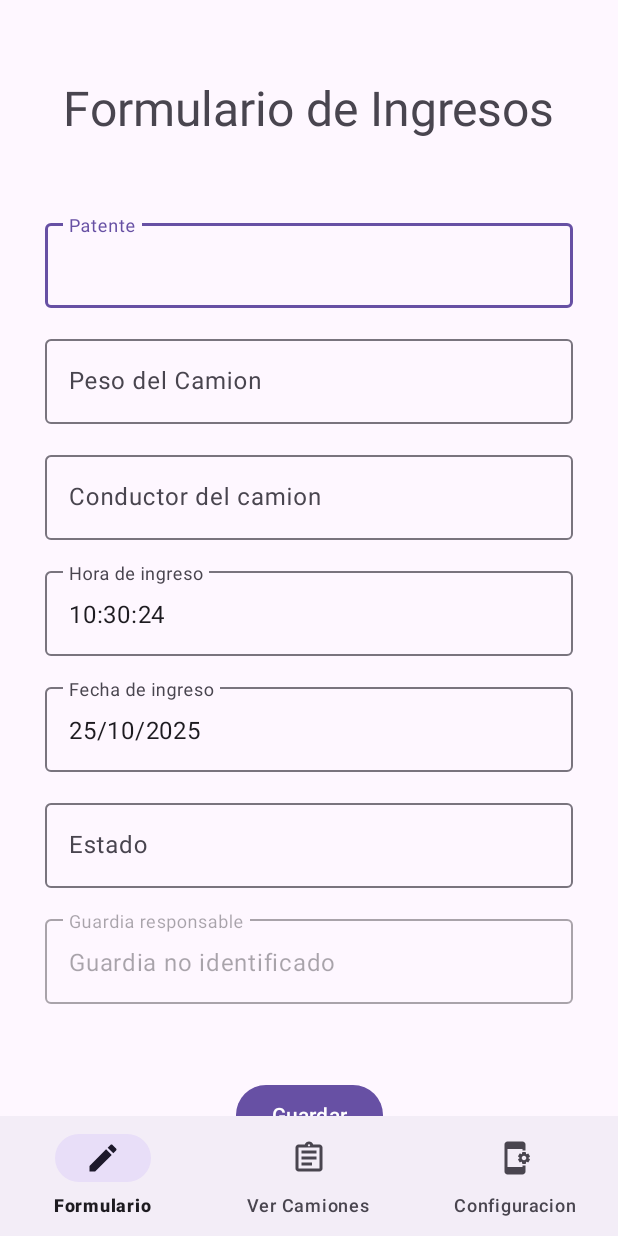
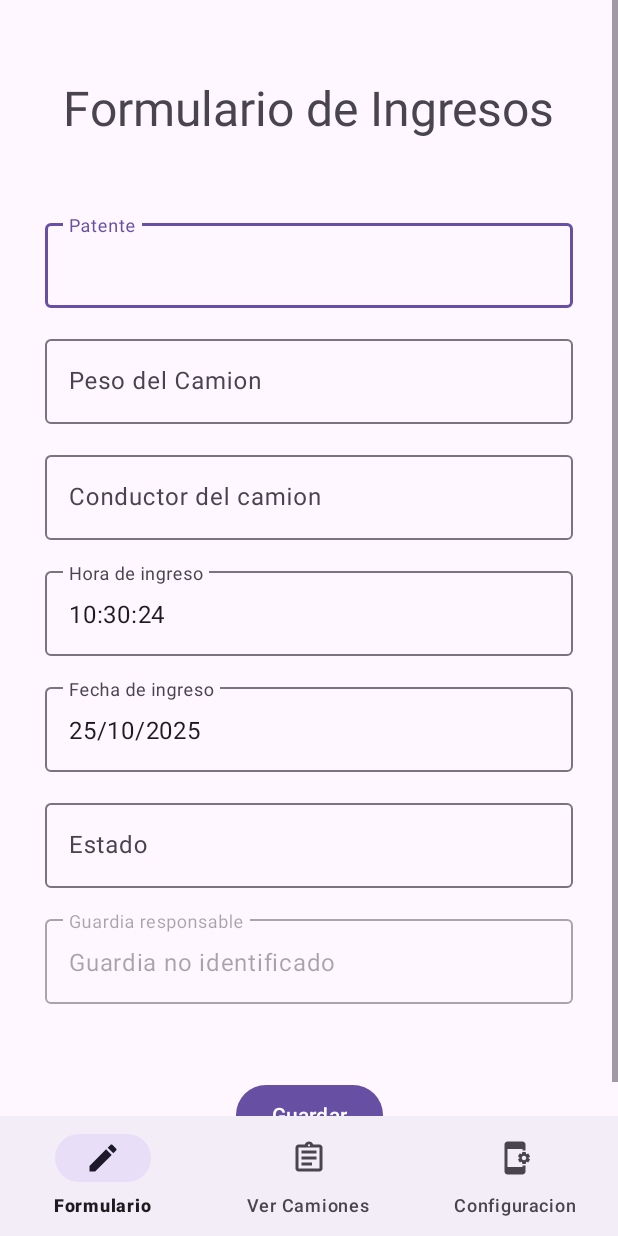
Before and after one commit to 0scarm04/ProyectoBarreraIoT, an Android app built with Jetpack Compose: the FormFragment screen opened directly, with no data from a screen before it, on a phone screen of 412 x 824 dp. Run offline under Robolectric (Android 15) with nearby library versions, the phone set to English and light mode, and no system bars; our stand-ins replace Firebase (no records; nobody signed in at launch, a user with empty details on screens opened directly).

Commit message:
Segundo commit

```diff
--- a/app/src/main/res/layout/activity_form.xml
+++ b/app/src/main/res/layout/activity_form.xml
@@ -1,11 +1,16 @@
 <?xml version="1.0" encoding="utf-8"?>
-<androidx.constraintlayout.widget.ConstraintLayout xmlns:android="http://schemas.android.com/apk/res/android"
+<ScrollView
+    xmlns:android="http://schemas.android.com/apk/res/android"
     xmlns:app="http://schemas.android.com/apk/res-auto"
     xmlns:tools="http://schemas.android.com/tools"
     android:layout_width="match_parent"
     android:layout_height="match_parent"
-    android:id="@+id/main"
+    android:fillViewport="true"
     tools:context=".LoginActivity">
+    <androidx.constraintlayout.widget.ConstraintLayout
+        android:layout_width="match_parent"
+        android:layout_height="wrap_content"
+        android:id="@+id/main">
 
         <TextView
             android:id="@+id/tvTitulo"
@@ -169,3 +174,4 @@
 
 
     </androidx.constraintlayout.widget.ConstraintLayout>
+</ScrollView>
```
Lines whose indentation alone changed are shown as unchanged.
